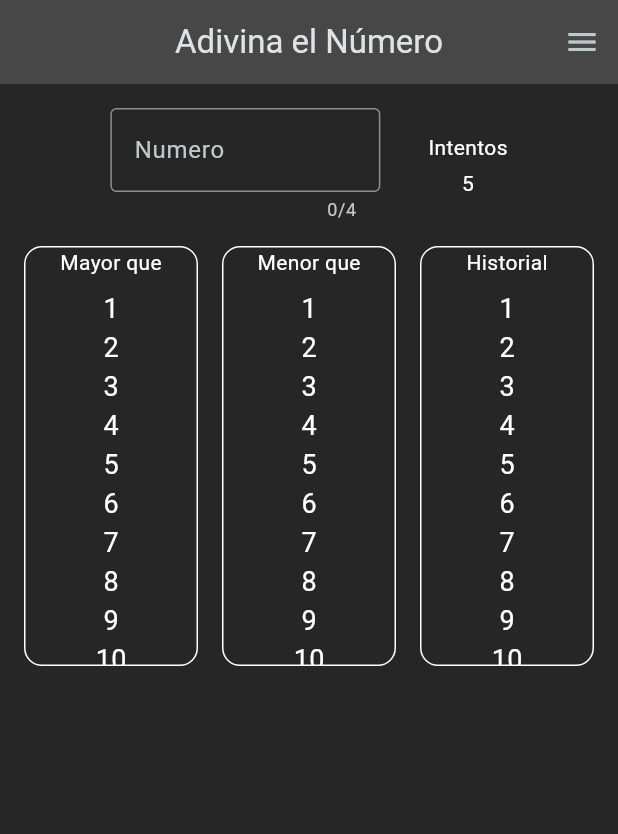
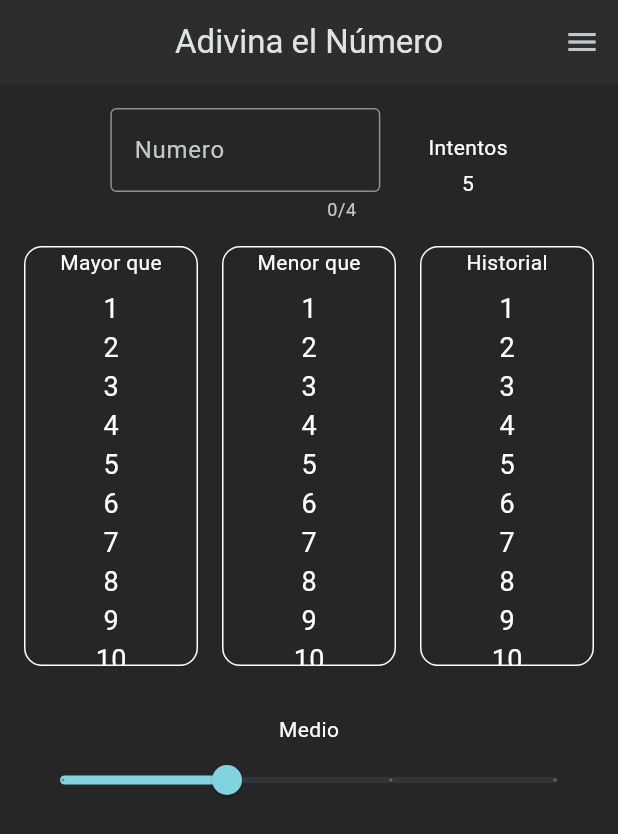
Before and after one commit to diegoZarateFer/AdivinaElNumero, a Flutter app: the screen it shows after launch, on a phone screen of 412 x 824 dp. Shown: the top 834 px of the screen. Run offline on Flutter 3.47's test engine with Material 3 defaults, Android fonts, the light colour scheme and no system bars.

Commit message:
Creando widget para el selector de niveles.

```diff
--- a/lib/main.dart
+++ b/lib/main.dart
@@ -15,7 +15,7 @@ final theme = ThemeData().copyWith(
   scaffoldBackgroundColor: const Color.fromARGB(255, 38, 38, 38),
   colorScheme: esquemaColor,
   appBarTheme: AppBarTheme(
-    color: const Color.fromARGB(255, 71, 71, 71),
+    color: const Color.fromARGB(255, 45, 45, 45),
   ),
   textTheme: TextTheme(
     bodyLarge: TextStyle(
@@ -35,7 +35,6 @@ class MyApp extends StatelessWidget {
   @override
   Widget build(BuildContext context) {
     return MaterialApp(
-      title: 'Flutter Demo',
       theme: theme,
       home: PantallaPrincipal(),
     );
--- a/lib/widgets/pantalla_principal.dart
+++ b/lib/widgets/pantalla_principal.dart
@@ -1,6 +1,7 @@
 import 'package:adivinaelnumero/widgets/contador_intentos.dart';
 import 'package:adivinaelnumero/widgets/contenedor_numeros.dart';
 import 'package:adivinaelnumero/widgets/historial.dart';
+import 'package:adivinaelnumero/widgets/selector_niveles.dart';
 import 'package:flutter/material.dart';
 
 class PantallaPrincipal extends StatefulWidget {
@@ -87,7 +88,13 @@ class _PantallaPrincipalState extends State<PantallaPrincipal> {
                     ),
                   ),
                 ],
-              )
+              ),
+              const SizedBox(
+                height: 32,
+              ),
+              SelectorNiveles(
+                valor: 1,
+              ),
             ],
           ),
         ),
--- /dev/null
+++ b/lib/widgets/selector_niveles.dart
@@ -0,0 +1,34 @@
+import 'package:flutter/material.dart';
+
+class SelectorNiveles extends StatelessWidget {
+  const SelectorNiveles({
+    super.key,
+    required this.valor,
+  });
+
+  final double valor;
+
+  @override
+  Widget build(BuildContext context) {
+    final dificultad = valor == 0
+        ? 'Fácil'
+        : valor == 1
+            ? 'Medio'
+            : valor == 2
+                ? 'Avanzado'
+                : 'Extremo';
+
+    return Column(
+      children: [
+        Text(dificultad),
+        Slider(
+          value: valor,
+          min: 0,
+          max: 3,
+          divisions: 3,
+          onChanged: (valorSeleccionado) {},
+        ),
+      ],
+    );
+  }
+}
```
